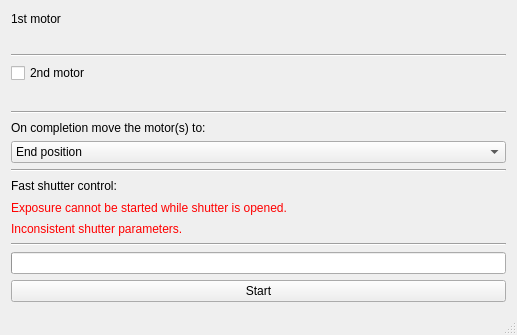
Above: mrtwindow.ui from AustralianSynchrotron/mrtgui before the change. Below: the same form after it.
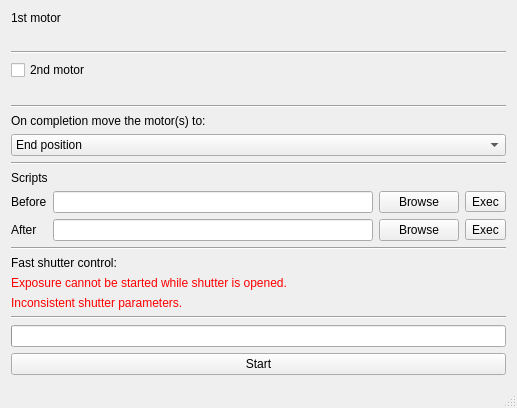
That is the form after the change. Custom widgets are drawn as their Qt base class.

The edit to the form file:
```diff
--- a/mrtwindow.ui
+++ b/mrtwindow.ui
@@ -7,7 +7,7 @@
     <x>0</x>
     <y>0</y>
     <width>517</width>
-    <height>335</height>
+    <height>408</height>
    </rect>
   </property>
   <property name="windowTitle">
@@ -90,6 +90,77 @@
          </item>
         </widget>
        </item>
+       <item>
+        <widget class="Line" name="line_5">
+         <property name="orientation">
+          <enum>Qt::Horizontal</enum>
+         </property>
+        </widget>
+       </item>
+       <item>
+        <widget class="QLabel" name="label_6">
+         <property name="text">
+          <string>Scripts</string>
+         </property>
+        </widget>
+       </item>
+       <item>
+        <widget class="QWidget" name="widget" native="true">
+         <layout class="QGridLayout" name="gridLayout">
+          <property name="margin">
+           <number>0</number>
+          </property>
+          <item row="0" column="1">
+           <widget class="QLineEdit" name="commandBefore"/>
+          </item>
+          <item row="2" column="1">
+           <widget class="QLineEdit" name="commandAfter"/>
+          </item>
+          <item row="0" column="0">
+           <widget class="QLabel" name="label_4">
+            <property name="text">
+             <string>Before</string>
+            </property>
+           </widget>
+          </item>
+          <item row="2" column="0">
+           <widget class="QLabel" name="label_5">
+            <property name="text">
+             <string>After</string>
+            </property>
+           </widget>
+          </item>
+          <item row="0" column="3">
+           <widget class="QToolButton" name="execBefore">
+            <property name="text">
+             <string>Exec</string>
+            </property>
+           </widget>
+          </item>
+          <item row="2" column="3">
+           <widget class="QToolButton" name="execAfter">
+            <property name="text">
+             <string>Exec</string>
+            </property>
+           </widget>
+          </item>
+          <item row="0" column="2">
+           <widget class="QPushButton" name="browseBefore">
+            <property name="text">
+             <string>Browse</string>
+            </property>
+           </widget>
+          </item>
+          <item row="2" column="2">
+           <widget class="QPushButton" name="browseAfter">
+            <property name="text">
+             <string>Browse</string>
+            </property>
+           </widget>
+          </item>
+         </layout>
+        </widget>
+       </item>
        <item>
         <widget class="Line" name="line_3">
          <property name="orientation">
```
